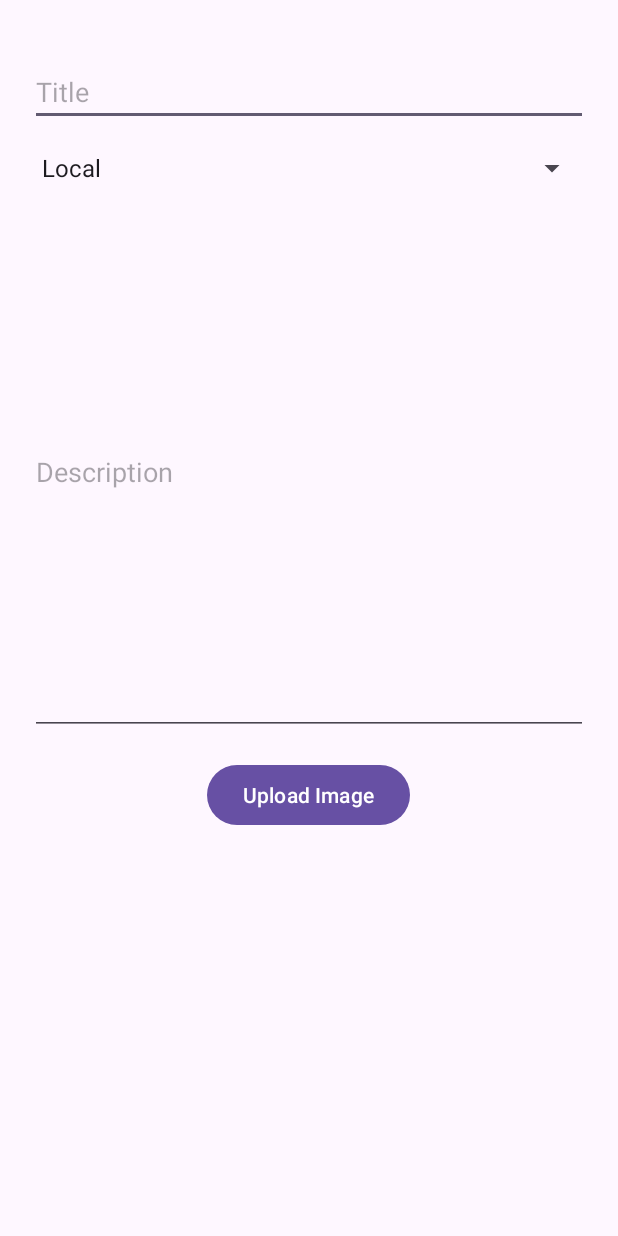
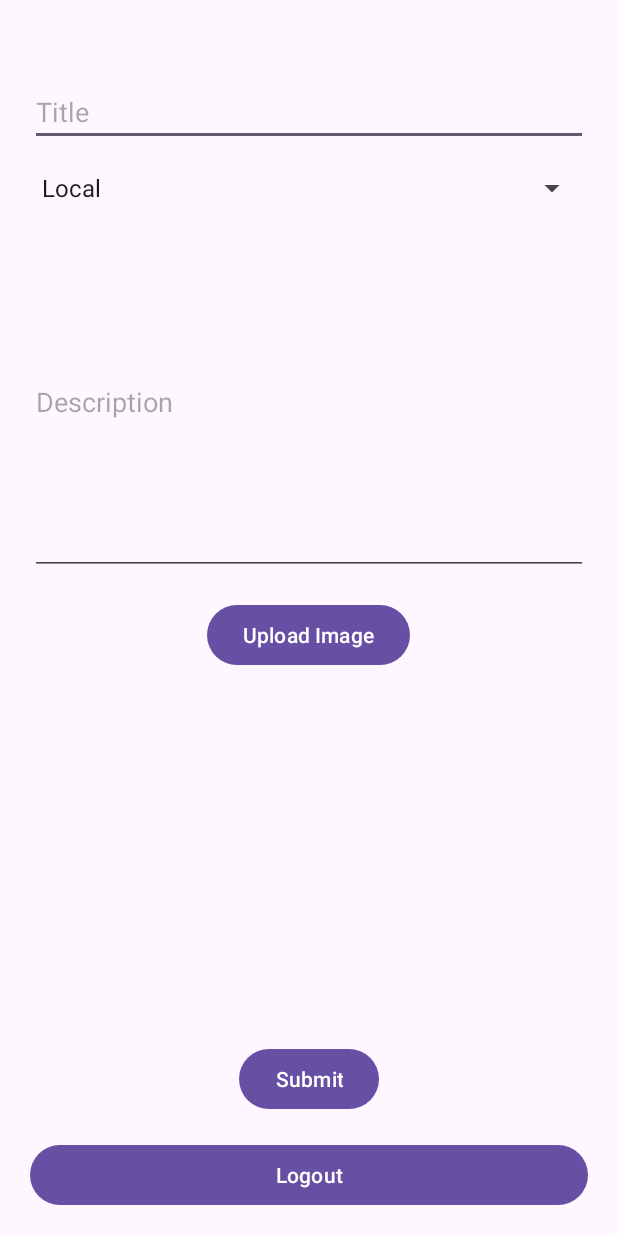
Before and after one commit to EshanAk-dev/NewsPulse, an Android app: the ReporterActivity screen opened directly, with no data from a screen before it, on a phone screen of 412 x 824 dp. Run offline under Robolectric (Android 15) with nearby library versions, the phone set to English and light mode, and no system bars; our stand-ins replace Firebase (no records; nobody signed in at launch, a user with empty details on screens opened directly).

Commit message:
Update activity_reporter.xml

```diff
--- a/app/src/main/res/layout/activity_reporter.xml
+++ b/app/src/main/res/layout/activity_reporter.xml
@@ -1,9 +1,13 @@
 <?xml version="1.0" encoding="utf-8"?>
-<LinearLayout xmlns:android="http://schemas.android.com/apk/res/android"
+<android.widget.ScrollView xmlns:android="http://schemas.android.com/apk/res/android"
     xmlns:app="http://schemas.android.com/apk/res-auto"
     xmlns:tools="http://schemas.android.com/tools"
     android:layout_width="match_parent"
-    android:layout_height="match_parent"
+    android:layout_height="match_parent">
+
+    <LinearLayout
+        android:layout_width="match_parent"
+        android:layout_height="wrap_content"
         android:orientation="vertical"
         android:layout_margin="20dp"
         android:gravity="center"
@@ -29,7 +33,7 @@
         <EditText
             android:id="@+id/et_Description"
             android:layout_width="match_parent"
-        android:layout_height="350dp"
+            android:layout_height="230dp"
             android:hint="Description"
             android:inputType="textMultiLine"
             android:layout_marginTop="16dp" />
@@ -65,3 +69,4 @@
             android:layout_height="wrap_content"
             android:layout_marginTop="16dp"/>
     </LinearLayout>
+</android.widget.ScrollView>
```
Lines whose indentation alone changed are shown as unchanged.
